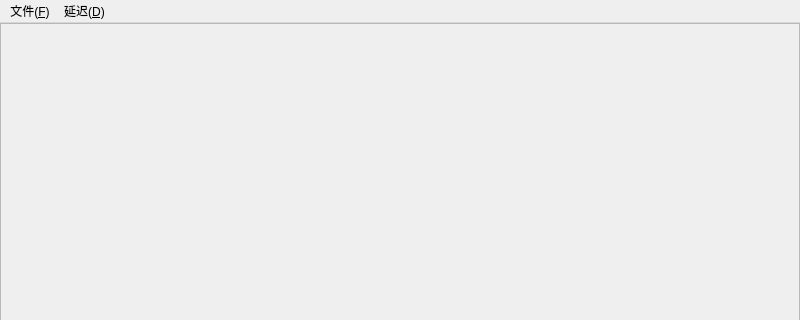
Qt form ui/screenshots.ui (dingjingmaster/screenshots) before a commit; both pictures show x 0 to 800 and y 0 to 320 of the 800 by 600 pixel window.
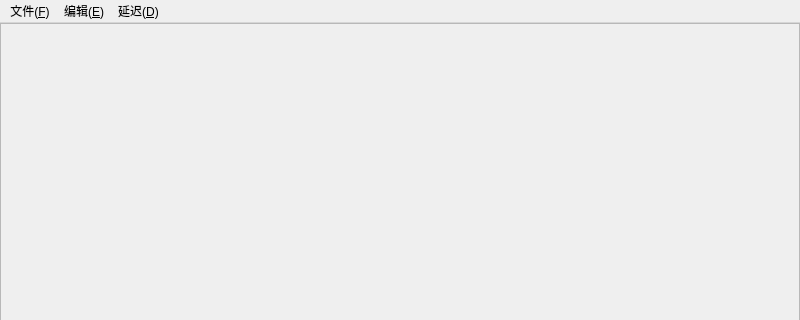
The same form after that commit.

Commit message: 添加延时截图功能

The edit to the form file:
```diff
--- a/ui/screenshots.ui
+++ b/ui/screenshots.ui
@@ -115,7 +115,13 @@
     <addaction name="delay4"/>
     <addaction name="delay5"/>
    </widget>
+   <widget class="QMenu" name="menu_E">
+    <property name="title">
+     <string>编辑(&amp;E)</string>
+    </property>
+   </widget>
    <addaction name="createShot"/>
+   <addaction name="menu_E"/>
    <addaction name="delayMenu"/>
   </widget>
   <action name="action_S">
```
Left out of the diff: 4 changed lines with no effect on the pictures. The commit also changes 2 other files.
